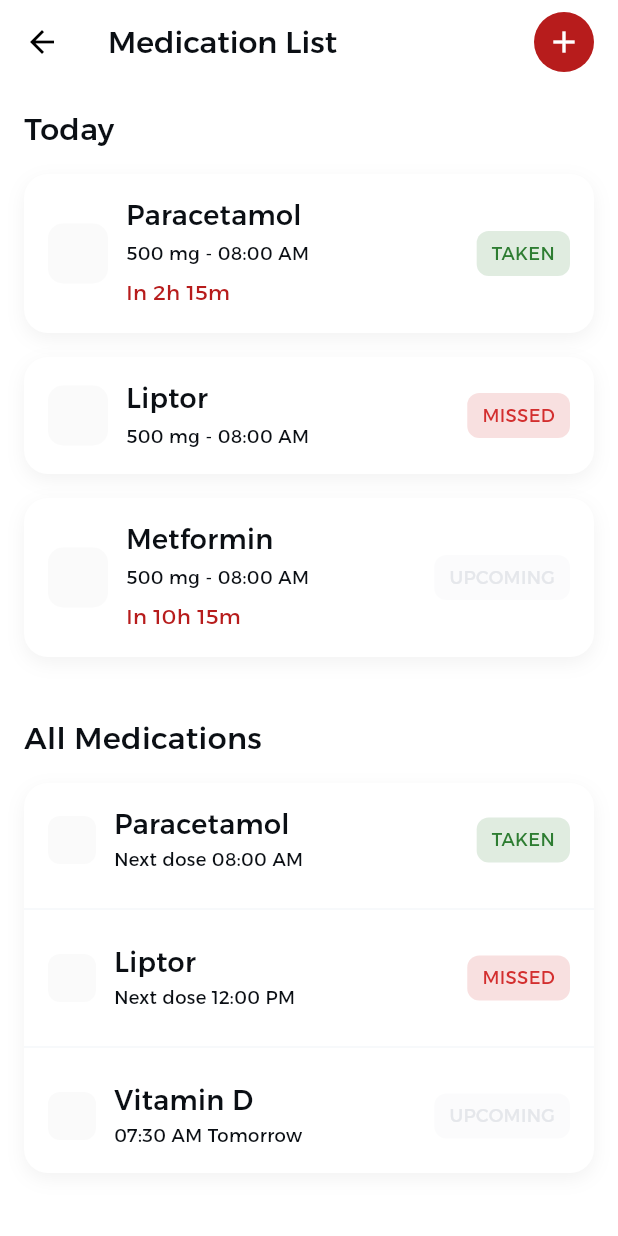
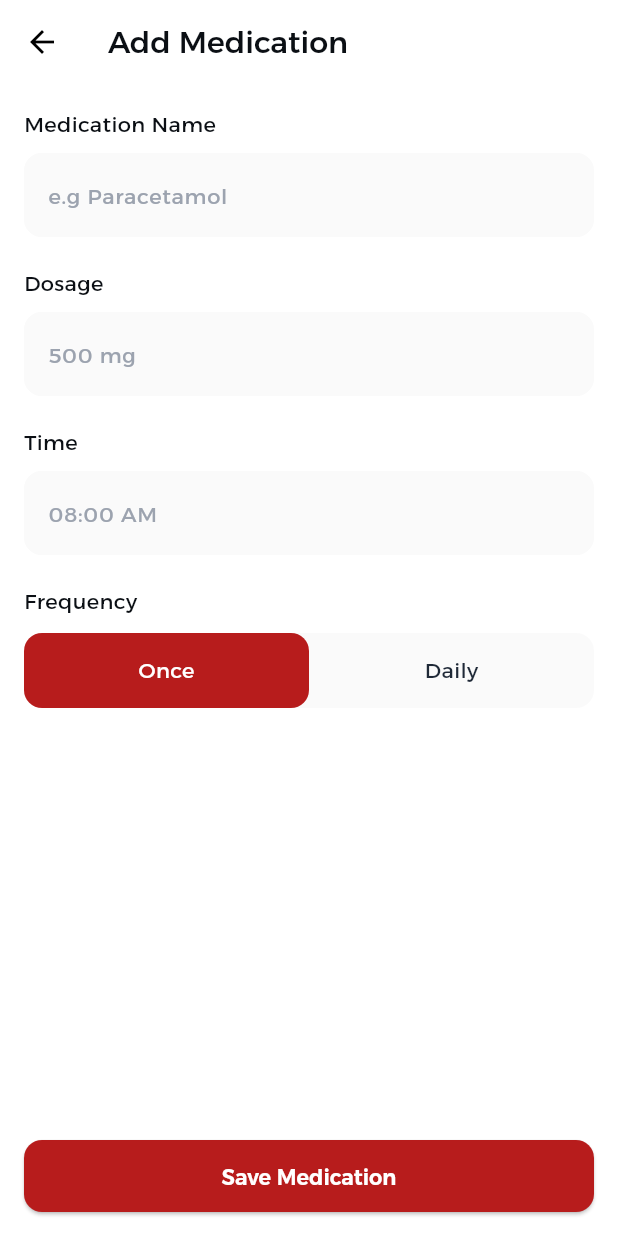
Before and after one commit to karrimJ/Nabad, a Flutter app: the screen it shows after launch, on a phone screen of 412 x 824 dp. Run offline on Flutter 3.47's test engine with Material 3 defaults, Android fonts, the phone set to English and light mode, and no system bars; our stand-ins replace flutter_svg.

Commit message:
feat: add medication screen UI with components

```diff
--- /dev/null
+++ b/mobile/lib/features/medications/presentation/components/frequency_toggle.dart
@@ -0,0 +1,68 @@
+import 'package:flutter/material.dart';
+import '../../../../theme/app_colors.dart';
+import '../../../../theme/app_typography.dart';
+
+class FrequencyToggle extends StatefulWidget {
+  const FrequencyToggle({super.key});
+
+  @override
+  State<FrequencyToggle> createState() => _FrequencyToggleState();
+}
+
+class _FrequencyToggleState extends State<FrequencyToggle> {
+  bool isOnce = true;
+
+  @override
+  Widget build(BuildContext context) {
+    return Container(
+      decoration: BoxDecoration(
+        color: Neutral.neutral200,
+        borderRadius: BorderRadius.circular(12),
+      ),
+      child: Row(
+        children: [
+          Expanded(
+            child: GestureDetector(
+              onTap: () => setState(() => isOnce = true),
+              child: Container(
+                padding: const EdgeInsets.symmetric(vertical: 14),
+                decoration: BoxDecoration(
+                  color: isOnce ? VitalRed.vitalRed500 : Colors.transparent,
+                  borderRadius: BorderRadius.circular(12),
+                ),
+                child: Center(
+                  child: Text(
+                    "Once",
+                    style: AppTypography.bodyMedium.copyWith(
+                      color: isOnce ? Colors.white : Neutral.neutral800,
+                    ),
+                  ),
+                ),
+              ),
+            ),
+          ),
+          Expanded(
+            child: GestureDetector(
+              onTap: () => setState(() => isOnce = false),
+              child: Container(
+                padding: const EdgeInsets.symmetric(vertical: 14),
+                decoration: BoxDecoration(
+                  color: !isOnce ? VitalRed.vitalRed500 : Colors.transparent,
+                  borderRadius: BorderRadius.circular(12),
+                ),
+                child: Center(
+                  child: Text(
+                    "Daily",
+                    style: AppTypography.bodyMedium.copyWith(
+                      color: !isOnce ? Colors.white : Neutral.neutral800,
+                    ),
+                  ),
+                ),
+              ),
+            ),
+          ),
+        ],
+      ),
+    );
+  }
+}
--- /dev/null
+++ b/mobile/lib/features/medications/presentation/components/input_field.dart
@@ -0,0 +1,43 @@
+import 'package:flutter/material.dart';
+import '../../../../theme/app_colors.dart';
+import '../../../../theme/app_typography.dart';
+
+class InputField extends StatelessWidget {
+  final String label;
+  final String hint;
+
+  const InputField({
+    super.key,
+    required this.label,
+    required this.hint,
+  });
+
+  @override
+  Widget build(BuildContext context) {
+    return Column(
+      crossAxisAlignment: CrossAxisAlignment.start,
+      children: [
+        Text(label, style: AppTypography.bodyMedium),
+        const SizedBox(height: 8),
+        TextField(
+          decoration: InputDecoration(
+            hintText: hint,
+            hintStyle: AppTypography.bodyMedium.copyWith(
+              color: Neutral.neutral500,
+            ),
+            filled: true,
+            fillColor: Neutral.neutral200,
+            border: OutlineInputBorder(
+              borderRadius: BorderRadius.circular(12),
+              borderSide: BorderSide(color: Neutral.neutral200),
+            ),
+            enabledBorder: OutlineInputBorder(
+              borderRadius: BorderRadius.circular(12),
+              borderSide: BorderSide(color: Neutral.neutral200),
+            ),
+          ),
+        ),
+      ],
+    );
+  }
+}
--- /dev/null
+++ b/mobile/lib/features/medications/presentation/screens/add_medication_screen.dart
@@ -0,0 +1,78 @@
+import '../components/input_field.dart';
+import '../components/frequency_toggle.dart';
+import 'package:flutter/material.dart';
+import '../../../../theme/app_colors.dart';
+import '../../../../theme/app_typography.dart';
+
+class AddMedicationScreen extends StatelessWidget {
+  const AddMedicationScreen({super.key});
+
+  @override
+  Widget build(BuildContext context) {
+    return Scaffold(
+      backgroundColor: Neutral.neutral100,
+      appBar: AppBar(
+        backgroundColor: Neutral.neutral100,
+        elevation: 0,
+        leading: const Icon(Icons.arrow_back, color: Colors.black),
+        title: Text(
+          "Add Medication",
+          style: AppTypography.headingMedium.copyWith(
+            color: Neutral.neutral900,
+          ),
+        ),
+      ),
+
+      body: Padding(
+        padding: const EdgeInsets.all(16),
+        child: Column(
+          children: [
+
+            const InputField(
+              label: "Medication Name",
+              hint: "e.g Paracetamol",
+            ),
+
+            const SizedBox(height: 20),
+
+            const InputField(
+              label: "Dosage",
+              hint: "500 mg",
+            ),
+
+            const SizedBox(height: 20),
+
+            const InputField(
+              label: "Time",
+              hint: "08:00 AM",
+            ),
+
+            const SizedBox(height: 20),
+
+            Align(
+              alignment: Alignment.centerLeft,
+              child: Text(
+                "Frequency",
+                style: AppTypography.bodyMedium,
+              ),
+            ),
+
+            const SizedBox(height: 10),
+
+            const FrequencyToggle(),
+
+            const Spacer(),
+
+            SizedBox(
+              width: double.infinity,
+              child: ElevatedButton(
+                onPressed: () {},
+                child: const Text("Save Medication"),
+              ),
+            ),
+          ],
+        ),
+      ),
+    );
+  }
+}
--- a/mobile/lib/main.dart
+++ b/mobile/lib/main.dart
@@ -2,6 +2,7 @@ import 'package:flutter/material.dart';
 import 'features/onboarding/presentation/screens/onboarding_screen.dart';
 import 'features/medications/presentation/screens/medication_list_screen.dart';
 import 'theme/app_theme.dart';
+import 'features/medications/presentation/screens/add_medication_screen.dart';
 
 void main() {
   runApp(const NabdApp());
@@ -16,7 +17,7 @@ class NabdApp extends StatelessWidget {
       debugShowCheckedModeBanner: false,
       title: 'Nabd Thermocare',
       theme: AppTheme.lightTheme,
-      home: const MedicationListScreen(),
+      home: const AddMedicationScreen(),
     );
   }
 }
```
